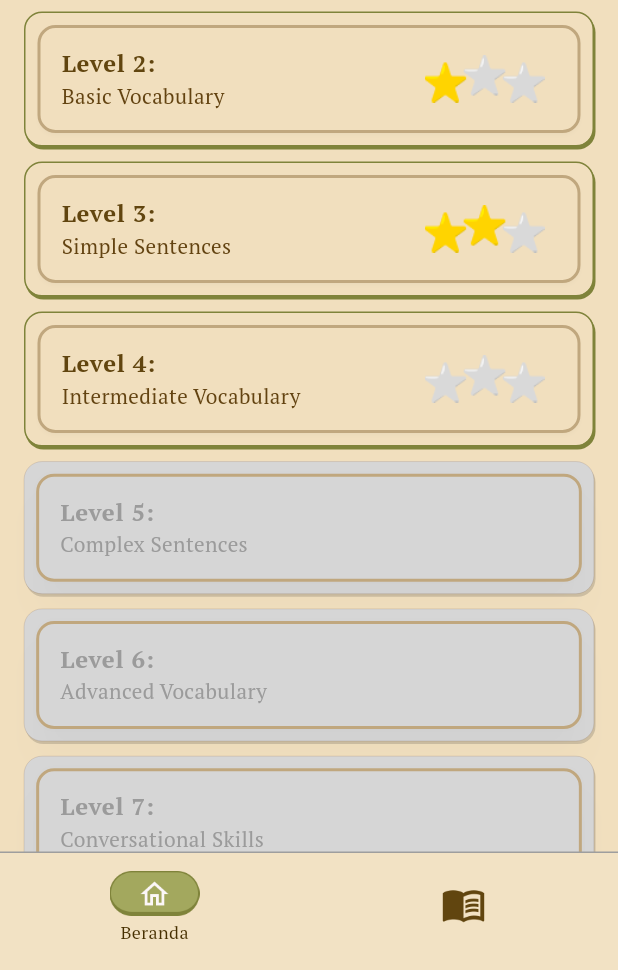
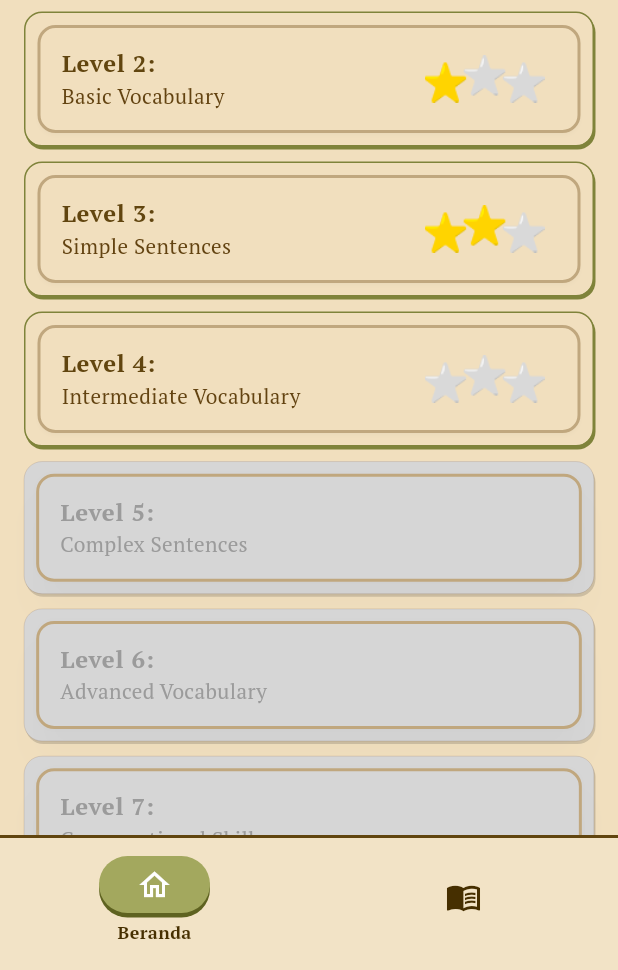
Before and after one commit to Nayzzilar/adibasa_app, a Flutter app: the screen it shows after launch, on a phone screen of 412 x 824 dp, the part 266-1236 px from its top. Run offline on Flutter 3.47's test engine with Material 3 defaults, Android fonts, the phone set to English and light mode, and no system bars; our stand-ins replace cloud_firestore, firebase_core, get, google_fonts; accounts and stored records are empty.

Commit message:
benerin icon bottomNav sama warnya pake theme

```diff
--- a/lib/navigation/buttom_navbar.dart
+++ b/lib/navigation/buttom_navbar.dart
@@ -9,72 +9,86 @@ class BottomNavbar extends StatelessWidget {
 
   @override
   Widget build(BuildContext context) {
-    return Obx(
-      () => Container(
-        decoration: const BoxDecoration(
-          border: Border(top: BorderSide(color: Colors.grey, width: 1)),
+    return Obx(() {
+      return Container(
+        decoration: BoxDecoration(
+          border: Border(
+            top: BorderSide(
+              color: Theme.of(context).colorScheme.primaryContainer,
+              width: 2
+            ),
+          ),
         ),
         child: BottomNavigationBar(
-          backgroundColor: const Color(0xFFF2E2C4),
+          backgroundColor: Theme.of(context).colorScheme.surface,
           type: BottomNavigationBarType.fixed,
           elevation: 0,
           selectedFontSize: 12,
           unselectedFontSize: 0,
-          selectedItemColor: Colors.white,
-          unselectedItemColor: Colors.grey,
           showSelectedLabels: false,
           showUnselectedLabels: false,
           currentIndex: controller.selectedIndex.value,
           onTap: controller.changePage,
           items: [
             BottomNavigationBarItem(
-              icon: buildNavIcon(
-                0,
-                'assets/images/beranda.png',
-                'assets/images/beranda_selected.png',
-                'Beranda',
-              ),
+              icon: buildNavIcon(context, 0, Icons.home_outlined, 'Beranda'),
               label: '',
             ),
             BottomNavigationBarItem(
-              icon: buildNavIcon(
-                1,
-                'assets/images/kamus.png',
-                'assets/images/kamus_selected.png',
-                'Kamus',
-              ),
+              icon: buildNavIcon(context, 1, Icons.menu_book_outlined, 'Kamus'),
               label: '',
             ),
           ],
         ),
-      ),
-    );
+      );
+    });
   }
 
-  Widget buildNavIcon(
-    int index,
-    String icon,
-    String selectedIcon,
-    String label,
-  ) {
-    return Column(
-      mainAxisSize: MainAxisSize.min,
-      children: [
-        AnimatedContainer(
-          duration: const Duration(milliseconds: 300),
-          width: controller.selectedIndex.value == index ? 65 : 30,
-          height: controller.selectedIndex.value == index ? 30 : 30,
-          child: Image.asset(
-            controller.selectedIndex.value == index ? selectedIcon : icon,
-          ),
-        ),
-        const SizedBox(height: 2),
-        if (controller.selectedIndex.value == index)
-          Text(
-            label,
-            style: const TextStyle(fontSize: 12, color: Color(0xff462f00)),
-          ),
-      ],
-    );
-  }
+  Widget buildNavIcon(BuildContext context, int index, IconData icon, String label) {
+  final bool isSelected = controller.selectedIndex.value == index;
+
+  Widget iconWidget = Icon(
+    icon,
+    color: isSelected
+        ? Theme.of(context).colorScheme.onPrimary
+        : Theme.of(context).colorScheme.primary,
+    size: 24,
+  );
+
+  return Column(
+    mainAxisSize: MainAxisSize.min,
+    children: [
+      isSelected
+          ? Container(
+              padding: const EdgeInsets.symmetric(horizontal: 25, vertical: 7),
+              decoration: BoxDecoration(
+                color: Theme.of(context).colorScheme.tertiaryContainer,
+                borderRadius: BorderRadius.circular(30),
+                boxShadow: [
+                  BoxShadow(
+                    color: Theme.of(context).colorScheme.tertiary,
+                    offset: const Offset(0, 3),
+                    blurRadius: 0,
+                    spreadRadius: 0,
+                  ),
+                ],
+              ),
+              child: iconWidget,
+            )
+          : iconWidget,
+      const SizedBox(height: 4),
+      isSelected
+          ? Text(
+              label,
+              style: const TextStyle(
+                color: Color(0xff462f00),
+                fontWeight: FontWeight.bold,
+                fontSize: 12,
+              ),
+            )
+          : const SizedBox.shrink(),
+    ],
+  );
 }
+
+}
```
